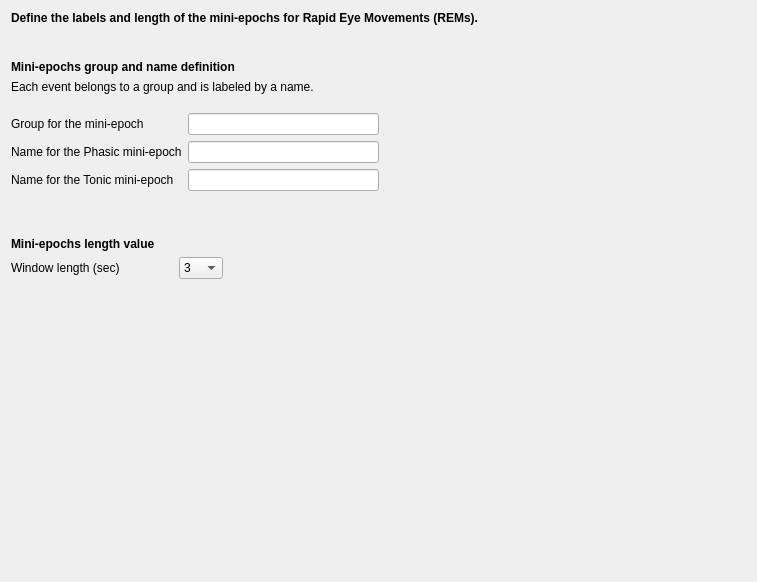
First picture: the form in tools/CEAMSTools/DetectREMsYASA/MiniEpochDefinition/Ui_MiniEpochDefinition.ui, repository SnoozToolbox/snooz-package-ceams, before the edit.
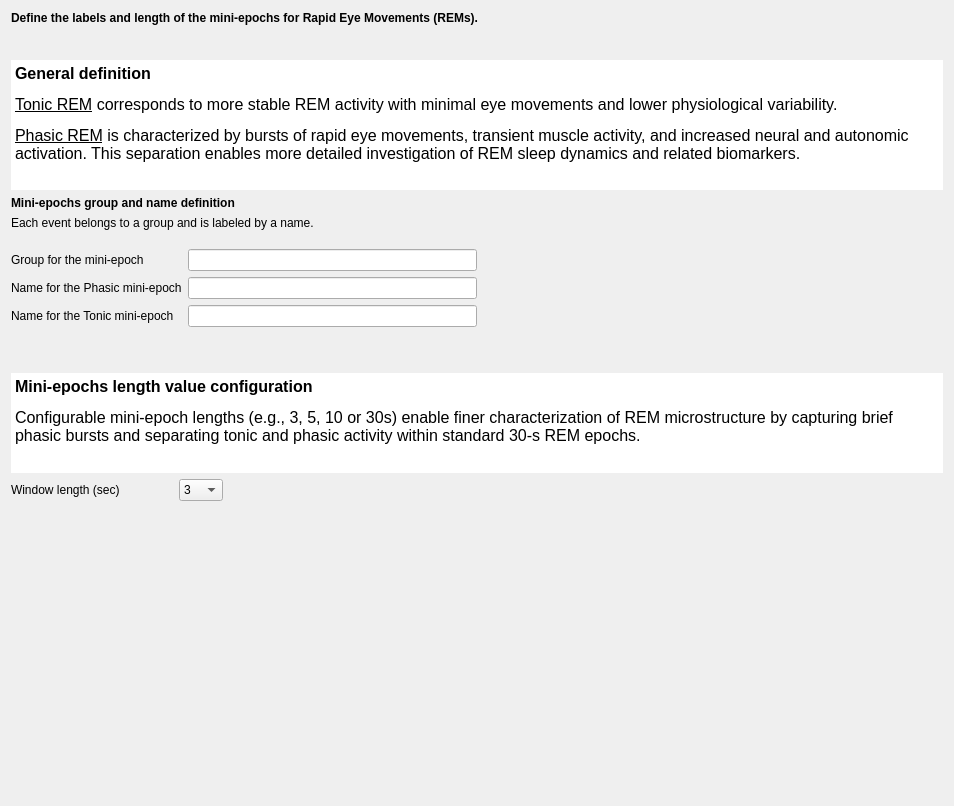
Second picture: the form after the edit.

Commit message: Making backend of the Detect REMs YASA tool be compatible with the new phaic/tonic feature.

Patch:
```diff
--- a/tools/CEAMSTools/DetectREMsYASA/MiniEpochDefinition/Ui_MiniEpochDefinition.ui
+++ b/tools/CEAMSTools/DetectREMsYASA/MiniEpochDefinition/Ui_MiniEpochDefinition.ui
@@ -6,8 +6,8 @@
    <rect>
     <x>0</x>
     <y>0</y>
-    <width>757</width>
-    <height>582</height>
+    <width>954</width>
+    <height>806</height>
    </rect>
   </property>
   <property name="windowTitle">
@@ -40,6 +40,46 @@
      </property>
     </spacer>
    </item>
+   <item>
+    <widget class="QTextEdit" name="textEdit">
+     <property name="sizePolicy">
+      <sizepolicy hsizetype="Expanding" vsizetype="Fixed">
+       <horstretch>0</horstretch>
+       <verstretch>0</verstretch>
+      </sizepolicy>
+     </property>
+     <property name="maximumSize">
+      <size>
+       <width>16777215</width>
+       <height>130</height>
+      </size>
+     </property>
+     <property name="frameShape">
+      <enum>QFrame::Shape::NoFrame</enum>
+     </property>
+     <property name="frameShadow">
+      <enum>QFrame::Shadow::Raised</enum>
+     </property>
+     <property name="lineWidth">
+      <number>0</number>
+     </property>
+     <property name="readOnly">
+      <bool>true</bool>
+     </property>
+     <property name="html">
+      <string>&lt;!DOCTYPE HTML PUBLIC &quot;-//W3C//DTD HTML 4.0//EN&quot; &quot;http://www.w3.org/TR/REC-html40/strict.dtd&quot;&gt;
+&lt;html&gt;&lt;head&gt;&lt;meta name=&quot;qrichtext&quot; content=&quot;1&quot; /&gt;&lt;meta charset=&quot;utf-8&quot; /&gt;&lt;style type=&quot;text/css&quot;&gt;
+p, li { white-space: pre-wrap; }
+hr { height: 1px; border-width: 0; }
+li.unchecked::marker { content: &quot;\2610&quot;; }
+li.checked::marker { content: &quot;\2612&quot;; }
+&lt;/style&gt;&lt;/head&gt;&lt;body style=&quot; font-family:'Roboto'; font-size:12pt; font-weight:400; font-style:normal;&quot;&gt;
+&lt;p style=&quot; margin-top:0px; margin-bottom:0px; margin-left:0px; margin-right:0px; -qt-block-indent:0; text-indent:0px;&quot;&gt;&lt;span style=&quot; font-family:'Roboto-Regular'; font-weight:700;&quot;&gt;General definition&lt;/span&gt;&lt;/p&gt;
+&lt;p style=&quot; margin-top:12px; margin-bottom:12px; margin-left:0px; margin-right:0px; -qt-block-indent:0; text-indent:0px;&quot;&gt;&lt;span style=&quot; font-family:'Roboto-Regular'; text-decoration: underline;&quot;&gt;Tonic REM&lt;/span&gt;&lt;span style=&quot; font-family:'Roboto-Regular';&quot;&gt; corresponds to more stable REM activity with minimal eye movements and lower physiological variability.&lt;/span&gt;&lt;/p&gt;
+&lt;p style=&quot; margin-top:12px; margin-bottom:12px; margin-left:0px; margin-right:0px; -qt-block-indent:0; text-indent:0px;&quot;&gt;&lt;span style=&quot; font-family:'Roboto-Regular'; text-decoration: underline;&quot;&gt;Phasic REM&lt;/span&gt;&lt;span style=&quot; font-family:'Roboto-Regular';&quot;&gt; is characterized by bursts of rapid eye movements, transient muscle activity, and increased neural and autonomic activation. This separation enables more detailed investigation of REM sleep dynamics and related biomarkers.&lt;/span&gt;&lt;/p&gt;&lt;/body&gt;&lt;/html&gt;</string>
+     </property>
+    </widget>
+   </item>
    <item>
     <widget class="QLabel" name="label_5">
      <property name="text">
@@ -138,9 +178,41 @@
     </spacer>
    </item>
    <item>
-    <widget class="QLabel" name="label_10">
-     <property name="text">
-      <string>&lt;html&gt;&lt;head/&gt;&lt;body&gt;&lt;p&gt;&lt;span style=&quot; font-weight:700;&quot;&gt;Mini-epochs length value&lt;/span&gt;&lt;/p&gt;&lt;/body&gt;&lt;/html&gt;</string>
+    <widget class="QTextEdit" name="textEdit_2">
+     <property name="sizePolicy">
+      <sizepolicy hsizetype="Expanding" vsizetype="Fixed">
+       <horstretch>0</horstretch>
+       <verstretch>0</verstretch>
+      </sizepolicy>
+     </property>
+     <property name="maximumSize">
+      <size>
+       <width>16777215</width>
+       <height>100</height>
+      </size>
+     </property>
+     <property name="frameShape">
+      <enum>QFrame::Shape::NoFrame</enum>
+     </property>
+     <property name="frameShadow">
+      <enum>QFrame::Shadow::Plain</enum>
+     </property>
+     <property name="lineWidth">
+      <number>0</number>
+     </property>
+     <property name="readOnly">
+      <bool>true</bool>
+     </property>
+     <property name="html">
+      <string>&lt;!DOCTYPE HTML PUBLIC &quot;-//W3C//DTD HTML 4.0//EN&quot; &quot;http://www.w3.org/TR/REC-html40/strict.dtd&quot;&gt;
+&lt;html&gt;&lt;head&gt;&lt;meta name=&quot;qrichtext&quot; content=&quot;1&quot; /&gt;&lt;meta charset=&quot;utf-8&quot; /&gt;&lt;style type=&quot;text/css&quot;&gt;
+p, li { white-space: pre-wrap; }
+hr { height: 1px; border-width: 0; }
+li.unchecked::marker { content: &quot;\2610&quot;; }
+li.checked::marker { content: &quot;\2612&quot;; }
+&lt;/style&gt;&lt;/head&gt;&lt;body style=&quot; font-family:'Roboto'; font-size:12pt; font-weight:400; font-style:normal;&quot;&gt;
+&lt;p style=&quot; margin-top:0px; margin-bottom:0px; margin-left:0px; margin-right:0px; -qt-block-indent:0; text-indent:0px;&quot;&gt;&lt;span style=&quot; font-weight:700;&quot;&gt;Mini-epochs length value configuration&lt;/span&gt;&lt;/p&gt;
+&lt;p style=&quot; margin-top:12px; margin-bottom:12px; margin-left:0px; margin-right:0px; -qt-block-indent:0; text-indent:0px;&quot;&gt;&lt;span style=&quot; font-family:'Roboto-Regular';&quot;&gt;Configurable mini-epoch lengths (e.g., 3, 5, 10 or 30s) enable finer characterization of REM microstructure by capturing brief phasic bursts and separating tonic and phasic activity within standard 30-s REM epochs.&lt;/span&gt;&lt;/p&gt;&lt;/body&gt;&lt;/html&gt;</string>
      </property>
     </widget>
    </item>
```
The commit also changes 10 other files.
